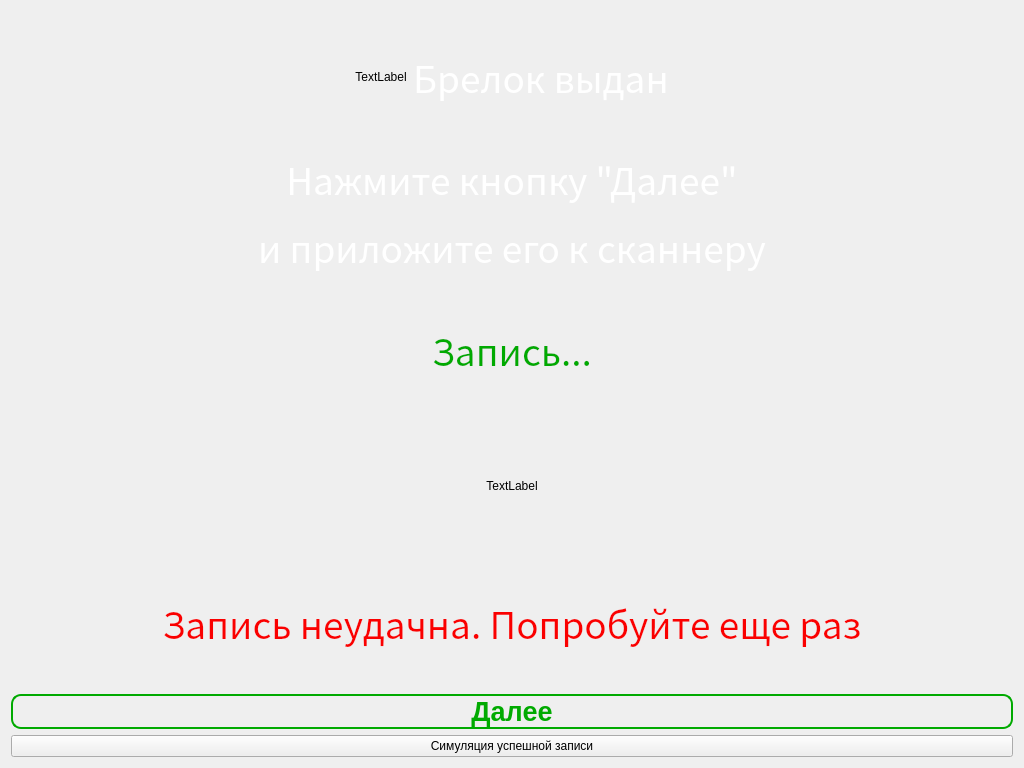
Before: the Qt Designer form UIForms/WriteBrelok.ui in FelixMailwriter/VM, drawn with Qt 5.
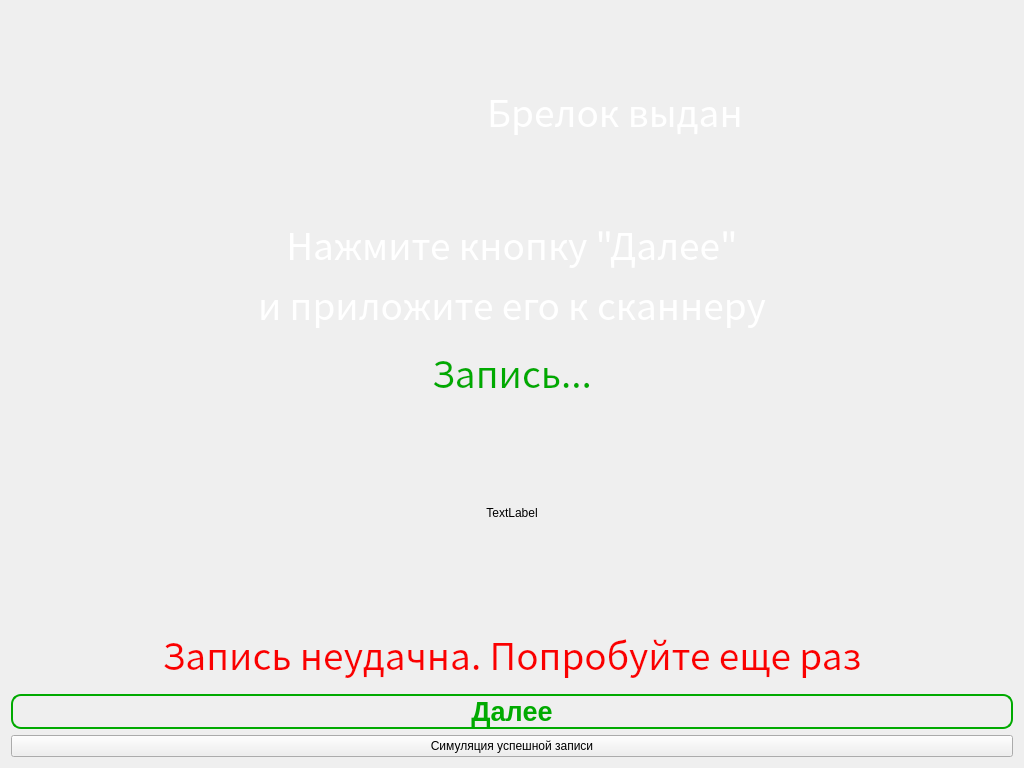
After: the same form once the commit is applied. Icons and pictures are not drawn.

Patch:
```diff
--- a/UIForms/WriteBrelok.ui
+++ b/UIForms/WriteBrelok.ui
@@ -36,8 +36,23 @@
        </item>
        <item>
         <widget class="QLabel" name="lbl_success">
+         <property name="sizePolicy">
+          <sizepolicy hsizetype="Fixed" vsizetype="Fixed">
+           <horstretch>0</horstretch>
+           <verstretch>0</verstretch>
+          </sizepolicy>
+         </property>
+         <property name="minimumSize">
+          <size>
+           <width>200</width>
+           <height>200</height>
+          </size>
+         </property>
+         <property name="styleSheet">
+          <string notr="true">background: transparent</string>
+         </property>
          <property name="text">
-          <string>TextLabel</string>
+          <string/>
          </property>
          <property name="alignment">
           <set>Qt::AlignCenter</set>
@@ -342,9 +357,30 @@
       </widget>
      </item>
      <item>
-      <layout class="QVBoxLayout" name="verticalLayout_4">
+      <layout class="QHBoxLayout" name="horizontalLayout_3">
        <item>
         <widget class="QLabel" name="lbl_fail_2">
+         <property name="sizePolicy">
+          <sizepolicy hsizetype="Fixed" vsizetype="Fixed">
+           <horstretch>0</horstretch>
+           <verstretch>0</verstretch>
+          </sizepolicy>
+         </property>
+         <property name="minimumSize">
+          <size>
+           <width>200</width>
+           <height>200</height>
+          </size>
+         </property>
+         <property name="sizeIncrement">
+          <size>
+           <width>200</width>
+           <height>200</height>
+          </size>
+         </property>
+         <property name="styleSheet">
+          <string notr="true">background: transparent</string>
+         </property>
          <property name="text">
           <string>TextLabel</string>
          </property>
```
